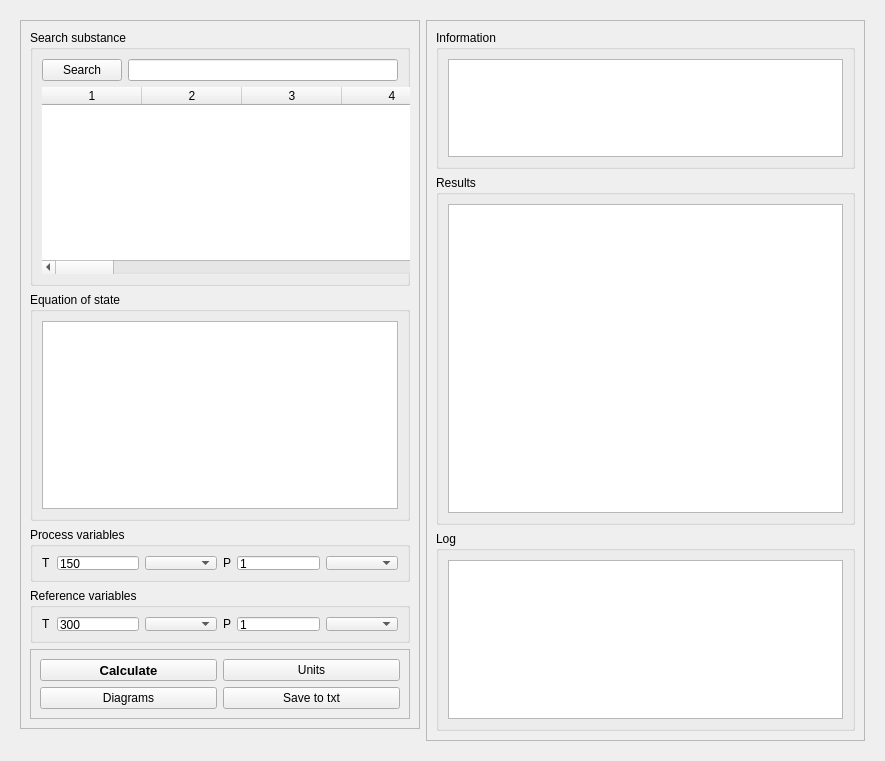
Old version of the form designer/pure_substance_calculations_ui.ui in the repository marcusbfs/Sindri.
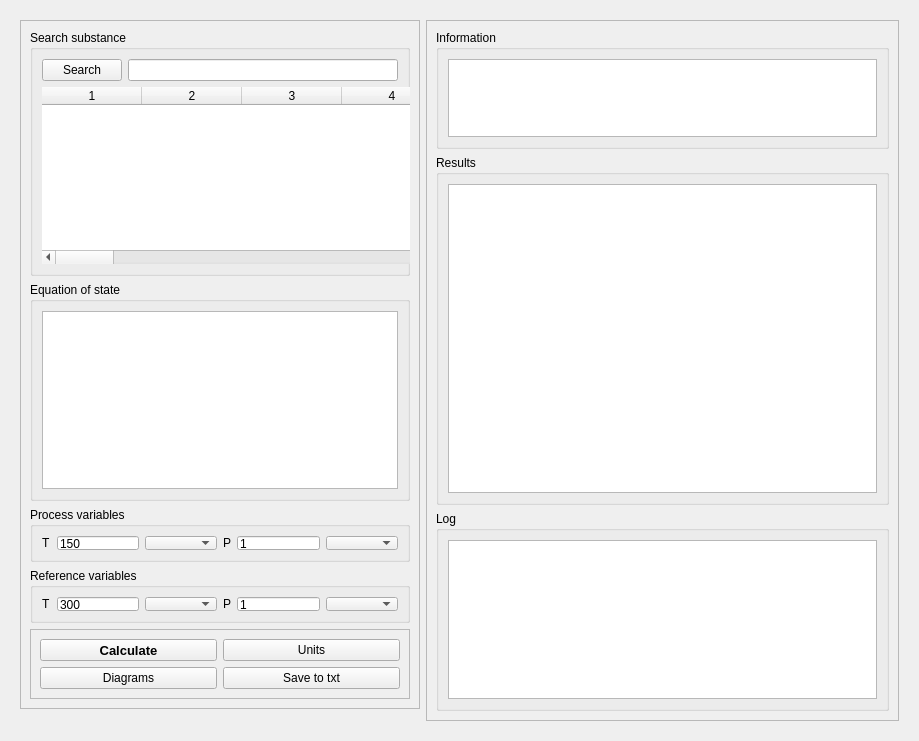
New version of the form.

```diff
--- a/designer/pure_substance_calculations_ui.ui
+++ b/designer/pure_substance_calculations_ui.ui
@@ -9,8 +9,8 @@
    <rect>
     <x>0</x>
     <y>0</y>
-    <width>885</width>
-    <height>761</height>
+    <width>919</width>
+    <height>741</height>
    </rect>
   </property>
   <property name="sizePolicy">
@@ -48,8 +48,8 @@
        <rect>
         <x>0</x>
         <y>0</y>
-        <width>867</width>
-        <height>743</height>
+        <width>901</width>
+        <height>723</height>
        </rect>
       </property>
       <layout class="QGridLayout" name="gridLayout_10">
@@ -150,7 +150,7 @@
                 <bool>true</bool>
                </attribute>
                <attribute name="horizontalHeaderDefaultSectionSize">
-                <number>30</number>
+                <number>35</number>
                </attribute>
                <attribute name="horizontalHeaderMinimumSectionSize">
                 <number>0</number>
@@ -159,7 +159,7 @@
                 <bool>true</bool>
                </attribute>
                <attribute name="verticalHeaderDefaultSectionSize">
-                <number>0</number>
+                <number>21</number>
                </attribute>
                <attribute name="verticalHeaderMinimumSectionSize">
                 <number>0</number>
```
